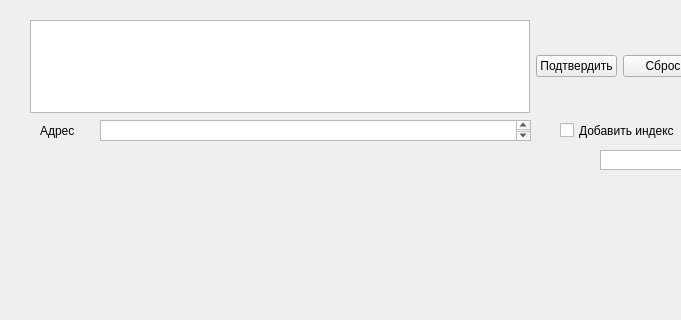
This is interface.ui in Poltava49/map_app as Qt 5 draws it before an edit; both pictures show x 0 to 681 and y 0 to 320 of the 800 by 600 pixel window. The edited form follows.
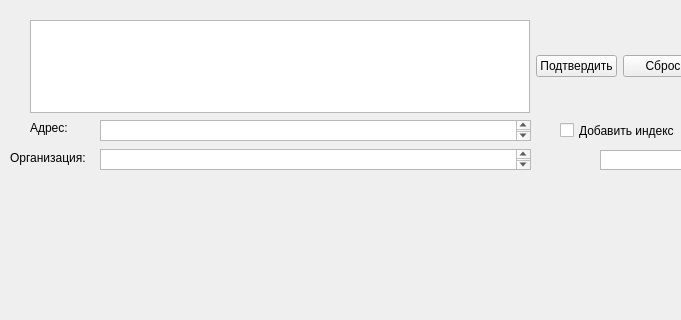
This is the edited form.

Commit message: add smart click search organization

The edit to the form file:
```diff
--- a/interface.ui
+++ b/interface.ui
@@ -63,19 +63,6 @@
      <string/>
     </property>
    </widget>
-   <widget class="QLabel" name="label_2">
-    <property name="geometry">
-     <rect>
-      <x>40</x>
-      <y>120</y>
-      <width>61</width>
-      <height>21</height>
-     </rect>
-    </property>
-    <property name="text">
-     <string>Адрес</string>
-    </property>
-   </widget>
    <widget class="QTextBrowser" name="textBrowser">
     <property name="geometry">
      <rect>
@@ -109,6 +96,42 @@
      </rect>
     </property>
    </widget>
+   <widget class="QTextBrowser" name="textBrowser_3">
+    <property name="geometry">
+     <rect>
+      <x>100</x>
+      <y>149</y>
+      <width>431</width>
+      <height>21</height>
+     </rect>
+    </property>
+   </widget>
+   <widget class="QLabel" name="label_2">
+    <property name="geometry">
+     <rect>
+      <x>30</x>
+      <y>120</y>
+      <width>60</width>
+      <height>16</height>
+     </rect>
+    </property>
+    <property name="text">
+     <string>Адрес:</string>
+    </property>
+   </widget>
+   <widget class="QLabel" name="label_3">
+    <property name="geometry">
+     <rect>
+      <x>10</x>
+      <y>150</y>
+      <width>91</width>
+      <height>16</height>
+     </rect>
+    </property>
+    <property name="text">
+     <string>Организация:</string>
+    </property>
+   </widget>
   </widget>
   <widget class="QMenuBar" name="menubar">
    <property name="geometry">
```
The commit also changes 2 other files.
